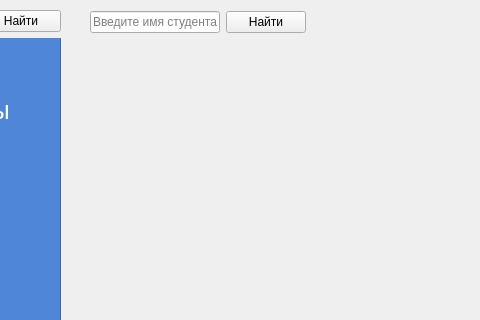
Before: the Qt Designer form sources/ui/Student_Storage.ui in ellusive3/StudentsStorage, drawn with Qt 5; both pictures show x 220 to 700 and y 0 to 320 of the 1116 by 785 pixel window.
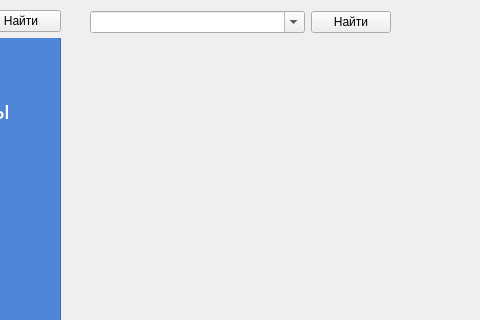
After: the same form once the commit is applied.

Commit message: * Обновлена главная форма

```diff
--- a/sources/ui/Student_Storage.ui
+++ b/sources/ui/Student_Storage.ui
@@ -19,6 +19,9 @@
   <property name="windowTitle">
    <string>MainWindow</string>
   </property>
+  <property name="autoFillBackground">
+   <bool>false</bool>
+  </property>
   <property name="styleSheet">
    <string notr="true">.verticalLayout_4 {
 	width: 300px;
@@ -110,15 +113,30 @@
      <rect>
       <x>310</x>
       <y>10</y>
-      <width>216</width>
+      <width>301</width>
       <height>25</height>
      </rect>
     </property>
     <layout class="QHBoxLayout" name="horizontalLayout_3">
      <item>
-      <widget class="QLineEdit" name="searchStudentLineEdit">
+      <widget class="QComboBox" name="searchUserComboBox">
+       <property name="sizePolicy">
+        <sizepolicy hsizetype="Expanding" vsizetype="Fixed">
+         <horstretch>0</horstretch>
+         <verstretch>0</verstretch>
+        </sizepolicy>
+       </property>
+       <property name="inputMethodHints">
+        <set>Qt::ImhNone</set>
+       </property>
+       <property name="editable">
+        <bool>true</bool>
+       </property>
        <property name="placeholderText">
-        <string>Введите имя студента</string>
+        <string>Начните вводить имя пользователя</string>
+       </property>
+       <property name="frame">
+        <bool>true</bool>
        </property>
       </widget>
      </item>
```
Left out of the diff: 4 changed lines with no effect on the pictures. The commit also changes 1 other file.
